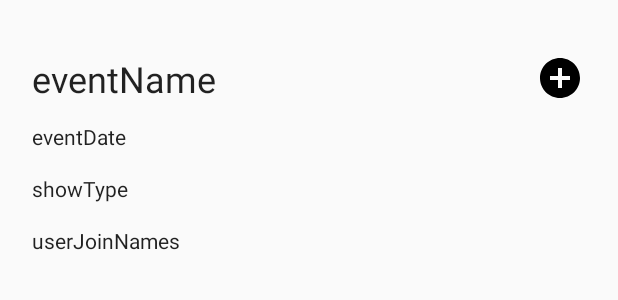
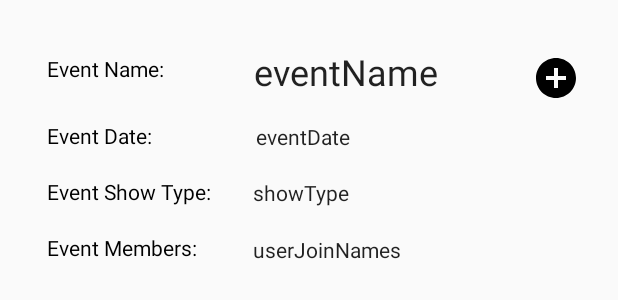
Before and after one commit to Kardem-MESE/KarDo-Bitirme-Projesi, an Android app: the layout item_layout.xml on its own in the app's theme, with its tools: preview values and no code run, on a phone screen of 412 x 824 dp. Shown: the top 300 px of the screen. Run offline under Robolectric (Android 15) with nearby library versions, the phone set to English and light mode, and no system bars.

Commit message:
init
init

```diff
--- a/KarrDoa/app/src/main/java/com/example/karrdoa/ApiService.kt
+++ b/KarrDoa/app/src/main/java/com/example/karrdoa/ApiService.kt
@@ -27,7 +27,7 @@ interface ApiService {
 
     @POST("/api/Event/user-event-join")
     @JvmSuppressWildcards
-    fun eventJoin(@Body body: Map<String, Any>, @Header("Authorization") token: String): Call<ResponseBody>
+    fun eventJoin(@Body body: Map<String, Any>, @Header("Authorization") token: String): Call<List<String>>
 
     @GET("/api/User")
     @JvmSuppressWildcards
--- a/KarrDoa/app/src/main/java/com/example/karrdoa/LoginActivity.kt
+++ b/KarrDoa/app/src/main/java/com/example/karrdoa/LoginActivity.kt
@@ -39,7 +39,7 @@ class LoginActivity : AppCompatActivity() {
             } else if (password.isEmpty()) {
                 etPassword.error = "Password required"
                 return@setOnClickListener
-            } else {
+            }else {
                 login(username, password)
             }
         }
--- a/KarrDoa/app/src/main/java/com/example/karrdoa/RegisterActivity.kt
+++ b/KarrDoa/app/src/main/java/com/example/karrdoa/RegisterActivity.kt
@@ -53,6 +53,9 @@ class RegisterActivity : AppCompatActivity() {
                 return@setOnClickListener
             }else if(email.isEmpty()){
                 etEmail.error = "Email required"
+                return@setOnClickListener
+            }else if(!email.contains("@")){
+                Toast.makeText(applicationContext, "Invalid email address", Toast.LENGTH_SHORT).show()
                 return@setOnClickListener
             }else if(passwordHash.isEmpty()){
                 etPasswordhash.error = "Password required"
--- a/KarrDoa/app/src/main/res/layout/item_layout.xml
+++ b/KarrDoa/app/src/main/res/layout/item_layout.xml
@@ -11,13 +11,13 @@
     <TextView
         android:id="@+id/userJoinNames"
         style="@style/TextAppearance.AppCompat.Body1"
-        android:layout_width="384dp"
-        android:layout_height="wrap_content"
-        android:layout_marginStart="5dp"
-        android:layout_marginTop="15dp"
+        android:layout_width="239dp"
+        android:layout_height="17dp"
+        android:layout_marginStart="37dp"
+        android:layout_marginTop="18dp"
         android:layout_weight="1"
         android:text="userJoinNames"
-        app:layout_constraintStart_toStartOf="parent"
+        app:layout_constraintStart_toEndOf="@+id/textView12"
         app:layout_constraintTop_toBottomOf="@+id/showType" />
 
     <ImageView
@@ -36,38 +36,82 @@
     <TextView
         android:id="@+id/eventName"
         style="@style/TextAppearance.AppCompat.Headline"
-        android:layout_width="323dp"
+        android:layout_width="170dp"
         android:layout_height="30dp"
-        android:layout_marginStart="5dp"
-        android:layout_marginTop="20dp"
+        android:layout_marginStart="60dp"
+        android:layout_marginTop="15dp"
         android:layout_weight="1"
         android:text="eventName"
-        app:layout_constraintStart_toStartOf="parent"
+        app:layout_constraintStart_toEndOf="@+id/textView13"
         app:layout_constraintTop_toTopOf="parent" />
 
     <TextView
         android:id="@+id/eventDate"
         style="@style/TextAppearance.AppCompat.Body1"
-        android:layout_width="383dp"
-        android:layout_height="wrap_content"
-        android:layout_marginStart="5dp"
-        android:layout_marginTop="15dp"
+        android:layout_width="235dp"
+        android:layout_height="19dp"
+        android:layout_marginStart="69dp"
+        android:layout_marginTop="20dp"
         android:layout_weight="1"
         android:text="eventDate"
-        app:layout_constraintStart_toStartOf="parent"
+        app:layout_constraintStart_toEndOf="@+id/textView8"
         app:layout_constraintTop_toBottomOf="@+id/eventName" />
 
     <TextView
         android:id="@+id/showType"
         style="@style/TextAppearance.AppCompat.Body1"
-        android:layout_width="384dp"
-        android:layout_height="wrap_content"
-        android:layout_marginStart="5dp"
-        android:layout_marginTop="15dp"
+        android:layout_width="238dp"
+        android:layout_height="20dp"
+        android:layout_marginStart="28dp"
+        android:layout_marginTop="18dp"
         android:layout_weight="1"
         android:text="showType"
+        app:layout_constraintStart_toEndOf="@+id/textView10"
+        app:layout_constraintTop_toBottomOf="@+id/eventDate" />
+
+    <TextView
+        android:id="@+id/textView8"
+        android:layout_width="wrap_content"
+        android:layout_height="wrap_content"
+        android:layout_marginStart="15dp"
+        android:layout_marginTop="25dp"
+        android:text="Event Date:"
+        android:textColor="#000000"
         app:layout_constraintStart_toStartOf="parent"
-        app:layout_constraintTop_toBottomOf="@+id/eventDate" />
+        app:layout_constraintTop_toBottomOf="@+id/textView13" />
+
+    <TextView
+        android:id="@+id/textView10"
+        android:layout_width="wrap_content"
+        android:layout_height="wrap_content"
+        android:layout_marginStart="15dp"
+        android:layout_marginTop="18dp"
+        android:text="Event Show Type:"
+        android:textColor="#000000"
+        app:layout_constraintStart_toStartOf="parent"
+        app:layout_constraintTop_toBottomOf="@+id/textView8" />
+
+    <TextView
+        android:id="@+id/textView12"
+        android:layout_width="wrap_content"
+        android:layout_height="wrap_content"
+        android:layout_marginStart="15dp"
+        android:layout_marginTop="18dp"
+        android:text="Event Members:"
+        android:textColor="#000000"
+        app:layout_constraintStart_toStartOf="parent"
+        app:layout_constraintTop_toBottomOf="@+id/textView10" />
+
+    <TextView
+        android:id="@+id/textView13"
+        android:layout_width="wrap_content"
+        android:layout_height="wrap_content"
+        android:layout_marginStart="15dp"
+        android:layout_marginTop="20dp"
+        android:text="Event Name:"
+        android:textColor="#000000"
+        app:layout_constraintStart_toStartOf="parent"
+        app:layout_constraintTop_toTopOf="parent" />
 
 
 </androidx.constraintlayout.widget.ConstraintLayout>
```
Also changed, not shown: KarrDoa/app/src/main/java/com/example/karrdoa/EventsAdapter.kt (+46 -3 lines), KarrDoa/app/src/main/java/com/example/karrdoa/MainActivity.kt (+4 -4 lines), KarrDoa/app/src/main/res/layout/user_item_layout.xml (+47 -14 lines).
